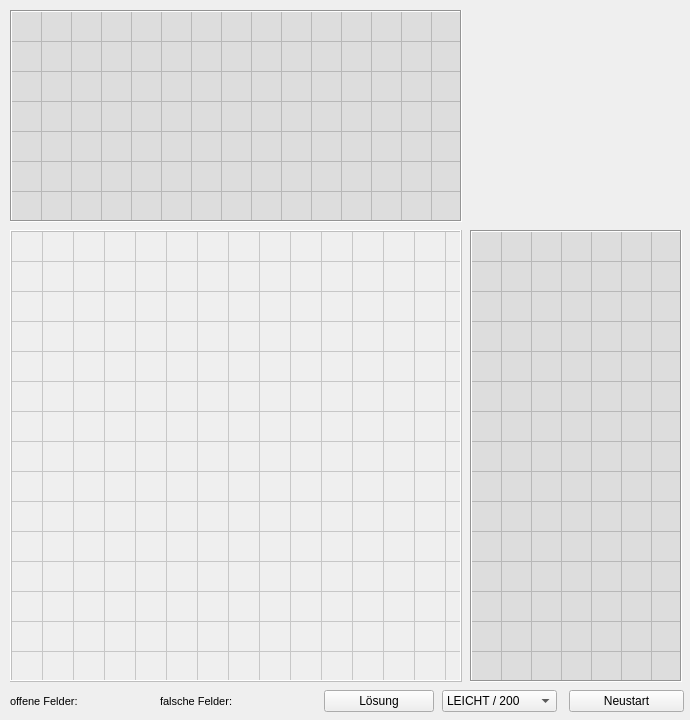
Qt form Nonogramm/Nonogram.ui (arathbauer/Nonogramm) before a commit.
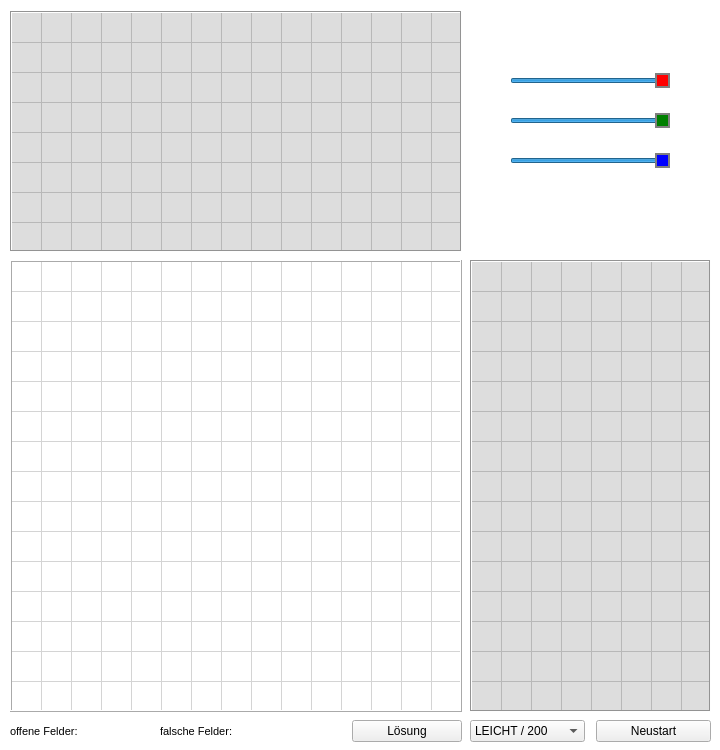
The same form after that commit.

Commit message: rgb slider

```diff
--- a/Nonogramm/Nonogram.ui
+++ b/Nonogramm/Nonogram.ui
@@ -12,8 +12,8 @@
    <rect>
     <x>0</x>
     <y>0</y>
-    <width>690</width>
-    <height>720</height>
+    <width>720</width>
+    <height>750</height>
    </rect>
   </property>
   <property name="sizePolicy">
@@ -24,14 +24,14 @@
   </property>
   <property name="minimumSize">
    <size>
-    <width>690</width>
-    <height>720</height>
+    <width>720</width>
+    <height>750</height>
    </size>
   </property>
   <property name="maximumSize">
    <size>
-    <width>690</width>
-    <height>720</height>
+    <width>720</width>
+    <height>750</height>
    </size>
   </property>
   <property name="windowTitle">
@@ -40,6 +40,9 @@
   <property name="layoutDirection">
    <enum>Qt::LeftToRight</enum>
   </property>
+  <property name="styleSheet">
+   <string notr="true">background-color: #fff</string>
+  </property>
   <widget class="QTableWidget" name="table_ver">
    <property name="enabled">
     <bool>false</bool>
@@ -47,9 +50,9 @@
    <property name="geometry">
     <rect>
      <x>10</x>
-     <y>10</y>
+     <y>11</y>
      <width>452</width>
-     <height>212</height>
+     <height>241</height>
     </rect>
    </property>
    <property name="sizePolicy">
@@ -102,7 +105,7 @@
     <enum>QAbstractItemView::NoSelection</enum>
    </property>
    <property name="rowCount">
-    <number>7</number>
+    <number>8</number>
    </property>
    <property name="columnCount">
     <number>15</number>
@@ -135,6 +138,7 @@
    <row/>
    <row/>
    <row/>
+   <row/>
    <column/>
    <column/>
    <column/>
@@ -203,7 +207,7 @@
    <property name="geometry">
     <rect>
      <x>10</x>
-     <y>230</y>
+     <y>260</y>
      <width>452</width>
      <height>452</height>
     </rect>
@@ -336,8 +340,8 @@
    <property name="geometry">
     <rect>
      <x>470</x>
-     <y>230</y>
-     <width>212</width>
+     <y>260</y>
+     <width>241</width>
      <height>452</height>
     </rect>
    </property>
@@ -394,7 +398,7 @@
     <number>15</number>
    </property>
    <property name="columnCount">
-    <number>7</number>
+    <number>8</number>
    </property>
    <attribute name="horizontalHeaderVisible">
     <bool>false</bool>
@@ -439,6 +443,7 @@
    <column/>
    <column/>
    <column/>
+   <column/>
    <item row="1" column="1">
     <property name="text">
      <string/>
@@ -464,7 +469,7 @@
    <property name="geometry">
     <rect>
      <x>10</x>
-     <y>690</y>
+     <y>720</y>
      <width>81</width>
      <height>23</height>
     </rect>
@@ -481,8 +486,8 @@
   <widget class="QPushButton" name="button_solution">
    <property name="geometry">
     <rect>
-     <x>324</x>
-     <y>690</y>
+     <x>352</x>
+     <y>720</y>
      <width>110</width>
      <height>22</height>
     </rect>
@@ -506,8 +511,8 @@
    </property>
    <property name="geometry">
     <rect>
-     <x>442</x>
-     <y>690</y>
+     <x>470</x>
+     <y>720</y>
      <width>115</width>
      <height>22</height>
     </rect>
@@ -550,8 +555,8 @@
   <widget class="QPushButton" name="button_newgame">
    <property name="geometry">
     <rect>
-     <x>569</x>
-     <y>690</y>
+     <x>596</x>
+     <y>720</y>
      <width>115</width>
      <height>22</height>
     </rect>
@@ -570,7 +575,7 @@
    <property name="geometry">
     <rect>
      <x>100</x>
-     <y>690</y>
+     <y>720</y>
      <width>41</width>
      <height>23</height>
     </rect>
@@ -594,7 +599,7 @@
    <property name="geometry">
     <rect>
      <x>160</x>
-     <y>690</y>
+     <y>720</y>
      <width>81</width>
      <height>23</height>
     </rect>
@@ -615,7 +620,7 @@
    <property name="geometry">
     <rect>
      <x>250</x>
-     <y>690</y>
+     <y>720</y>
      <width>41</width>
      <height>23</height>
     </rect>
@@ -635,6 +640,84 @@
     <string/>
    </property>
   </widget>
+  <widget class="QSlider" name="slider_red">
+   <property name="geometry">
+    <rect>
+     <x>510</x>
+     <y>70</y>
+     <width>160</width>
+     <height>22</height>
+    </rect>
+   </property>
+   <property name="styleSheet">
+    <string notr="true">QSlider::handle:horizontal {
+background-color: red;
+padding: 2px;
+border: 2px solid gray;
+}</string>
+   </property>
+   <property name="maximum">
+    <number>255</number>
+   </property>
+   <property name="value">
+    <number>255</number>
+   </property>
+   <property name="orientation">
+    <enum>Qt::Horizontal</enum>
+   </property>
+  </widget>
+  <widget class="QSlider" name="slider_green">
+   <property name="geometry">
+    <rect>
+     <x>510</x>
+     <y>110</y>
+     <width>160</width>
+     <height>22</height>
+    </rect>
+   </property>
+   <property name="styleSheet">
+    <string notr="true">QSlider::handle:horizontal {
+background-color: green;
+padding: 2px;
+border: 2px solid gray;
+}</string>
+   </property>
+   <property name="maximum">
+    <number>255</number>
+   </property>
+   <property name="value">
+    <number>255</number>
+   </property>
+   <property name="orientation">
+    <enum>Qt::Horizontal</enum>
+   </property>
+  </widget>
+  <widget class="QSlider" name="slider_blue">
+   <property name="geometry">
+    <rect>
+     <x>510</x>
+     <y>150</y>
+     <width>160</width>
+     <height>22</height>
+    </rect>
+   </property>
+   <property name="styleSheet">
+    <string notr="true">QSlider::handle:horizontal {
+background-color: blue;
+padding: 2px;
+border: 2px solid gray;
+}</string>
+   </property>
+   <property name="maximum">
+    <number>255</number>
+   </property>
+   <property name="value">
+    <number>255</number>
+   </property>
+   <property name="orientation">
+    <enum>Qt::Horizontal</enum>
+   </property>
+  </widget>
  </widget>
  <resources/>
  <connections/>
```
The commit also changes 1 other file.
